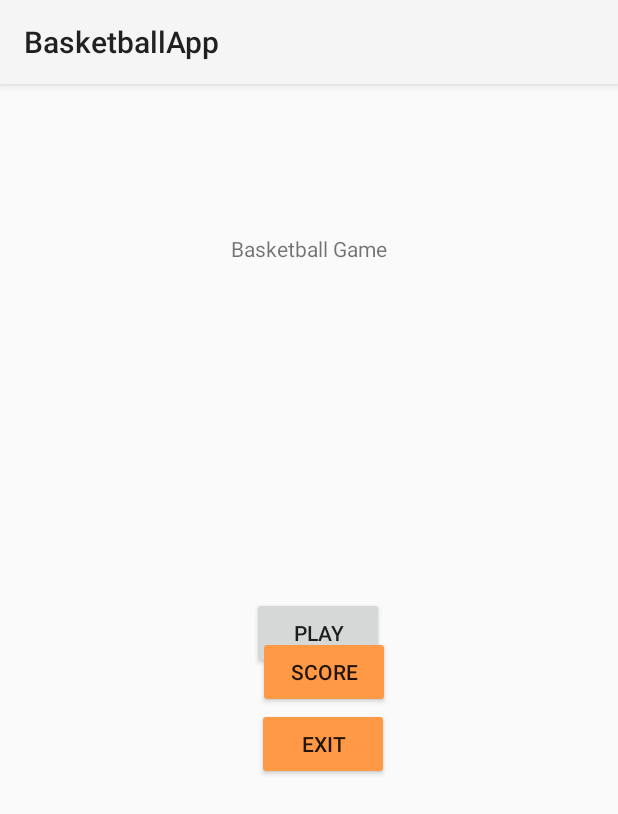
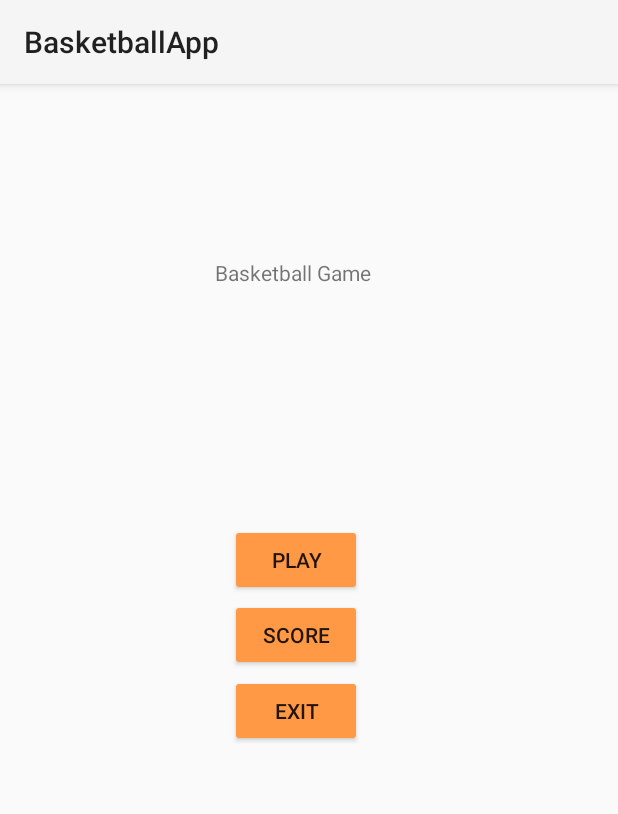
Before and after one commit to Delizcolonj/BasketballApp, an Android app: the screen it shows after launch (MainActivity), on a phone screen of 412 x 824 dp. Shown: the top 814 px of the screen. Run offline under Robolectric (Android 15) with nearby library versions, the phone set to English and light mode, and no system bars.

Commit message:
Changed the mainactivity with orange buttons

```diff
--- a/app/src/main/java/edu/wit/mobileapp/basketballapp/MainActivity.java
+++ b/app/src/main/java/edu/wit/mobileapp/basketballapp/MainActivity.java
@@ -3,6 +3,8 @@ package edu.wit.mobileapp.basketballapp;
 import androidx.appcompat.app.AppCompatActivity;
 
 import android.os.Bundle;
+import android.widget.Button;
+import android.widget.TextView;
 
 public class MainActivity extends AppCompatActivity {
 
@@ -10,5 +12,11 @@ public class MainActivity extends AppCompatActivity {
     protected void onCreate(Bundle savedInstanceState) {
         super.onCreate(savedInstanceState);
         setContentView(R.layout.activity_main);
+
+        Button play_butn = (Button)findViewById(R.id.btn_play);
+        Button score_butn = (Button)findViewById(R.id.btn_score);
+        Button exit_butn = (Button)findViewById(R.id.btn_exit);
+
+        TextView MainTitle = (TextView)findViewById(R.id.txt_title);
     }
 }
--- a/app/src/main/res/layout/activity_main.xml
+++ b/app/src/main/res/layout/activity_main.xml
@@ -12,34 +12,37 @@
         android:layout_height="wrap_content"
         android:text="@string/basketball_game"
         app:layout_constraintBottom_toBottomOf="parent"
+        app:layout_constraintHorizontal_bias="0.465"
         app:layout_constraintLeft_toLeftOf="parent"
         app:layout_constraintRight_toRightOf="parent"
         app:layout_constraintTop_toTopOf="parent"
-        app:layout_constraintVertical_bias="0.134" />
+        app:layout_constraintVertical_bias="0.155" />
 
     <Button
         android:id="@+id/btn_play"
         android:layout_width="wrap_content"
         android:layout_height="wrap_content"
-        android:layout_marginStart="168dp"
-        android:layout_marginBottom="188dp"
         android:text="@string/play"
+        android:backgroundTint="@color/orange"
         app:layout_constraintBottom_toBottomOf="parent"
+        app:layout_constraintEnd_toEndOf="parent"
+        app:layout_constraintHorizontal_bias="0.473"
         app:layout_constraintStart_toStartOf="parent"
-        app:layout_constraintTop_toBottomOf="@+id/txt_title"
-        app:layout_constraintVertical_bias="0.54" />
+        app:layout_constraintTop_toTopOf="parent"
+        app:layout_constraintVertical_bias="0.407" />
 
     <Button
         android:id="@+id/btn_score"
         android:layout_width="wrap_content"
         android:layout_height="wrap_content"
-        android:layout_marginTop="368dp"
-        android:layout_marginEnd="152dp"
         android:backgroundTint="@color/orange"
         android:text="@string/score"
+        app:layout_constraintBottom_toBottomOf="parent"
         app:layout_constraintEnd_toEndOf="parent"
-        app:layout_constraintTop_toBottomOf="@+id/btn_play"
-        app:layout_constraintTop_toTopOf="parent" />
+        app:layout_constraintHorizontal_bias="0.473"
+        app:layout_constraintStart_toStartOf="parent"
+        app:layout_constraintTop_toTopOf="parent"
+        app:layout_constraintVertical_bias="0.477" />
 
     <Button
         android:id="@+id/btn_exit"
@@ -49,23 +52,9 @@
         android:text="@string/exit"
         app:layout_constraintBottom_toBottomOf="parent"
         app:layout_constraintEnd_toEndOf="parent"
-        app:layout_constraintHorizontal_bias="0.529"
+        app:layout_constraintHorizontal_bias="0.473"
         app:layout_constraintStart_toStartOf="parent"
-        app:layout_constraintTop_toBottomOf="@+id/btn_score"
-        app:layout_constraintVertical_bias="0.0" />
-
-    <androidx.constraintlayout.widget.Guideline
-        android:id="@+id/guideline2"
-        android:layout_width="wrap_content"
-        android:layout_height="wrap_content"
-        android:orientation="horizontal"
-        app:layout_constraintGuide_begin="737dp" />
-
-    <androidx.constraintlayout.widget.Barrier
-        android:id="@+id/barrier2"
-        android:layout_width="wrap_content"
-        android:layout_height="wrap_content"
-        app:barrierDirection="top"
-        app:constraint_referenced_ids="guideline2" />
+        app:layout_constraintTop_toTopOf="parent"
+        app:layout_constraintVertical_bias="0.547" />
 
 </androidx.constraintlayout.widget.ConstraintLayout>
```
